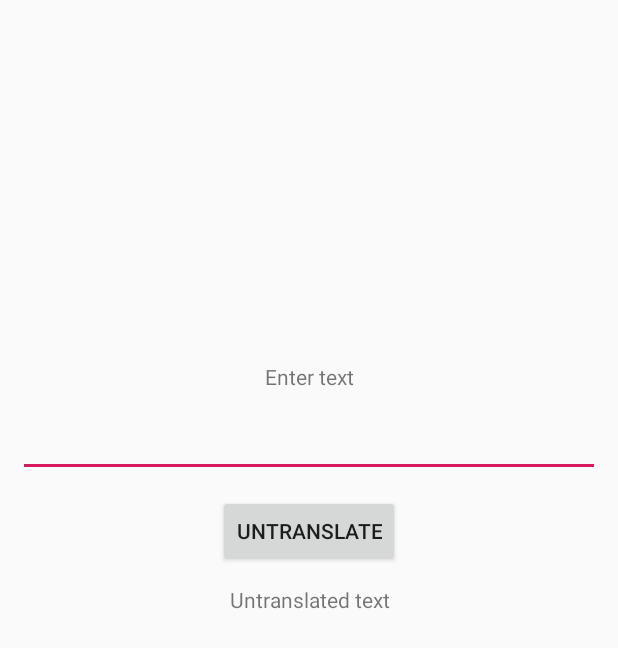
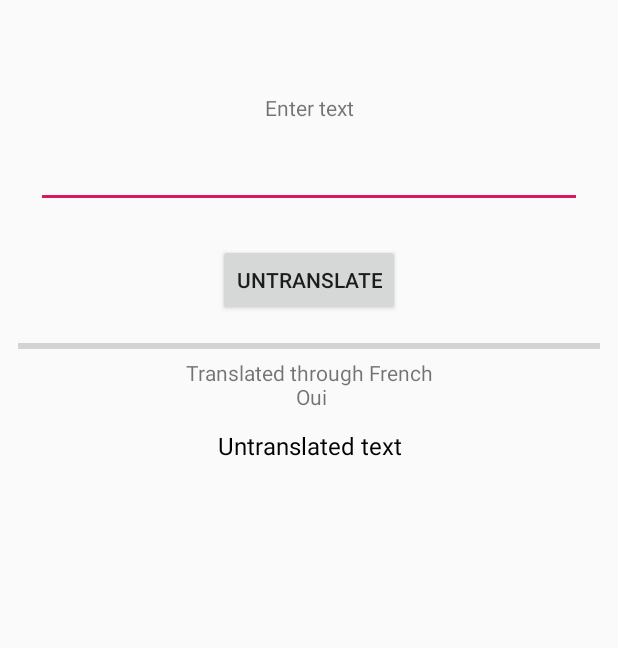
Before and after one commit to nicolargh/Untranslator, an Android app: the layout activity_main.xml on its own in the app's theme, with its tools: preview values and no code run, on a phone screen of 412 x 824 dp. Shown: the top 648 px of the screen. Run offline under Robolectric (Android 15) with nearby library versions, the phone set to English and light mode, and no system bars.

Commit message:
Add progress information

```diff
--- a/app/src/main/res/layout/activity_main.xml
+++ b/app/src/main/res/layout/activity_main.xml
@@ -1,21 +1,21 @@
 <?xml version="1.0" encoding="utf-8"?>
-<androidx.constraintlayout.widget.ConstraintLayout xmlns:android="http://schemas.android.com/apk/res/android"
+<LinearLayout xmlns:android="http://schemas.android.com/apk/res/android"
     xmlns:app="http://schemas.android.com/apk/res-auto"
     xmlns:tools="http://schemas.android.com/tools"
     android:layout_width="match_parent"
     android:layout_height="match_parent"
+    android:layout_margin="12dp"
+    android:orientation="vertical"
     tools:context=".ui.MainActivity">
 
     <TextView
         android:id="@+id/enter_text"
-        android:layout_width="wrap_content"
+        android:layout_width="match_parent"
         android:layout_height="wrap_content"
-        android:text="@string/enter_text"
-        app:layout_constraintBottom_toBottomOf="parent"
-        app:layout_constraintEnd_toEndOf="parent"
-        app:layout_constraintStart_toStartOf="parent"
-        app:layout_constraintTop_toTopOf="parent"
-        app:layout_constraintVertical_bias="0.3" />
+        android:gravity="center"
+        android:labelFor="@id/read_text"
+        android:paddingTop="50dp"
+        android:text="@string/enter_text" />
 
     <EditText
         android:id="@+id/read_text"
@@ -23,18 +23,28 @@
         android:layout_height="wrap_content"
         android:layout_margin="12dp"
         android:importantForAutofill="no"
-        android:maxLines="5"
-        app:layout_constraintTop_toBottomOf="@id/enter_text" />
+        android:maxLines="5" />
 
     <Button
         android:id="@+id/untranslate_button"
         android:layout_width="wrap_content"
         android:layout_height="wrap_content"
+        android:layout_gravity="center"
         android:layout_margin="12dp"
-        android:text="@string/untranslate"
-        app:layout_constraintEnd_toEndOf="parent"
-        app:layout_constraintStart_toStartOf="parent"
-        app:layout_constraintTop_toBottomOf="@id/read_text" />
+        android:text="@string/untranslate" />
+
+    <ProgressBar
+        android:id="@+id/progress_bar"
+        style="?android:attr/progressBarStyleHorizontal"
+        android:layout_width="match_parent"
+        android:layout_height="wrap_content" />
+
+    <TextView
+        android:id="@+id/progress_text"
+        android:layout_width="match_parent"
+        android:layout_height="wrap_content"
+        android:gravity="center"
+        tools:text="Translated through French\n Oui"/>
 
     <TextView
         android:id="@+id/untranslated_text"
@@ -42,7 +52,9 @@
         android:layout_height="wrap_content"
         android:layout_margin="12dp"
         android:gravity="center"
+        android:textColor="@android:color/black"
+        android:textSize="16sp"
         app:layout_constraintTop_toBottomOf="@id/untranslate_button"
         tools:text="Untranslated text" />
 
-</androidx.constraintlayout.widget.ConstraintLayout>
+</LinearLayout>
--- a/app/src/main/res/values/strings.xml
+++ b/app/src/main/res/values/strings.xml
@@ -2,4 +2,5 @@
     <string name="app_name">Untranslator</string>
     <string name="enter_text">Enter text</string>
     <string name="untranslate">Untranslate</string>
+    <string name="translated_through">Translated through %s\n%s</string>
 </resources>
```
Also changed, not shown: app/src/main/java/com/example/untranslator/model/MainViewModel.kt (+17 -8 lines), app/src/main/java/com/example/untranslator/model/TranslationViewState.kt (+21 -2 lines), app/src/main/java/com/example/untranslator/ui/MainActivity.kt (+15 -1 lines).
